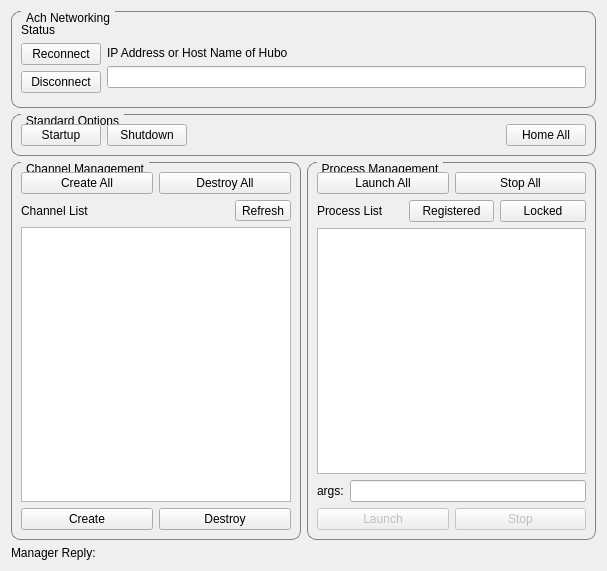
First picture: the form in HuboQt/ui/ManagerWidget.ui, repository golems/HuboCan, before the edit.
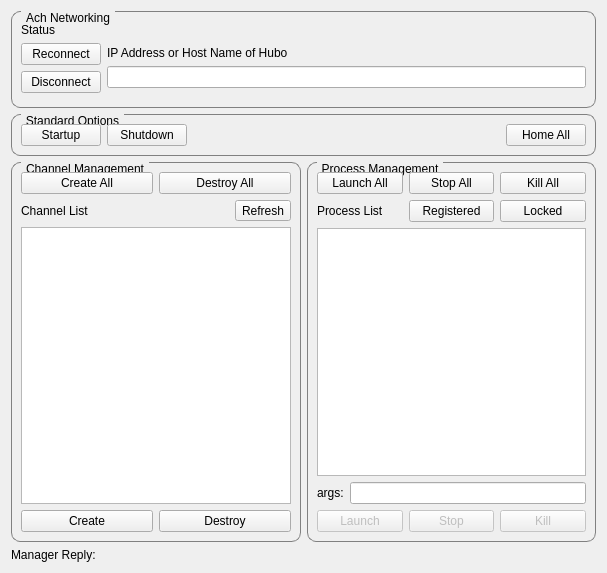
Second picture: the form after the edit.

Patch:
```diff
--- a/HuboQt/ui/ManagerWidget.ui
+++ b/HuboQt/ui/ManagerWidget.ui
@@ -7,7 +7,7 @@
     <x>0</x>
     <y>0</y>
     <width>607</width>
-    <height>571</height>
+    <height>573</height>
    </rect>
   </property>
   <property name="sizePolicy">
@@ -390,6 +390,13 @@
             </property>
            </widget>
           </item>
+          <item>
+           <widget class="QPushButton" name="kill_all">
+            <property name="text">
+             <string>Kill All</string>
+            </property>
+           </widget>
+          </item>
          </layout>
         </item>
         <item>
@@ -460,6 +467,16 @@
             </property>
            </widget>
           </item>
+          <item>
+           <widget class="QPushButton" name="kill_proc">
+            <property name="enabled">
+             <bool>false</bool>
+            </property>
+            <property name="text">
+             <string>Kill</string>
+            </property>
+           </widget>
+          </item>
          </layout>
         </item>
        </layout>
```
Left out of the diff: 7 changed lines with no effect on the pictures.
